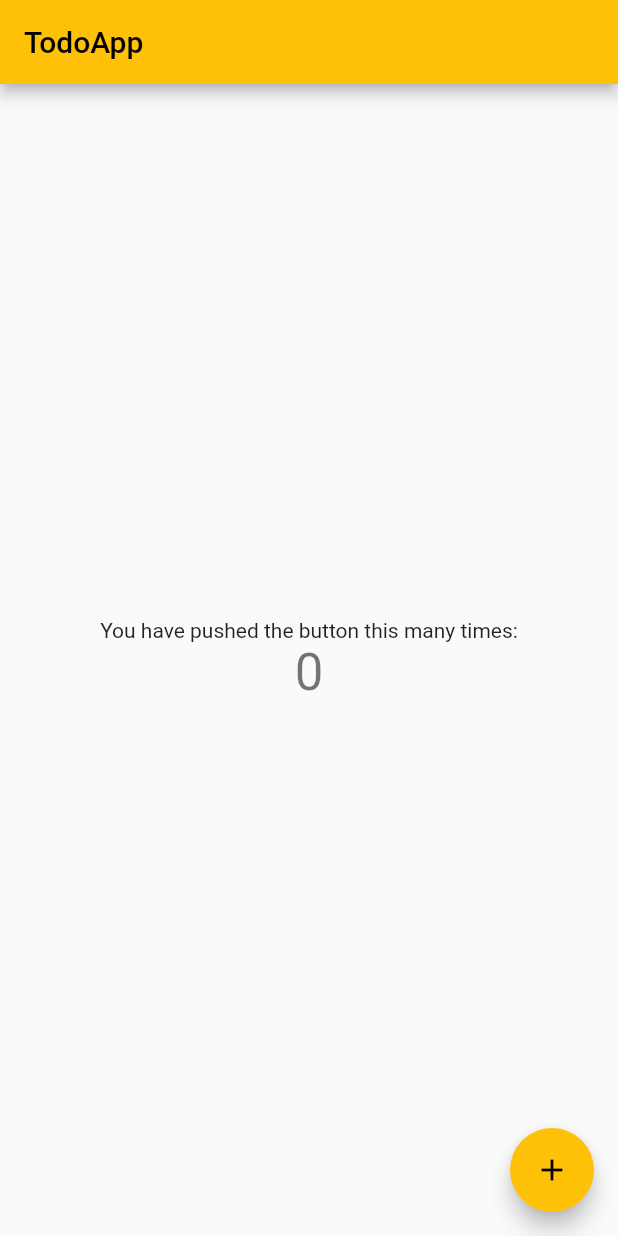
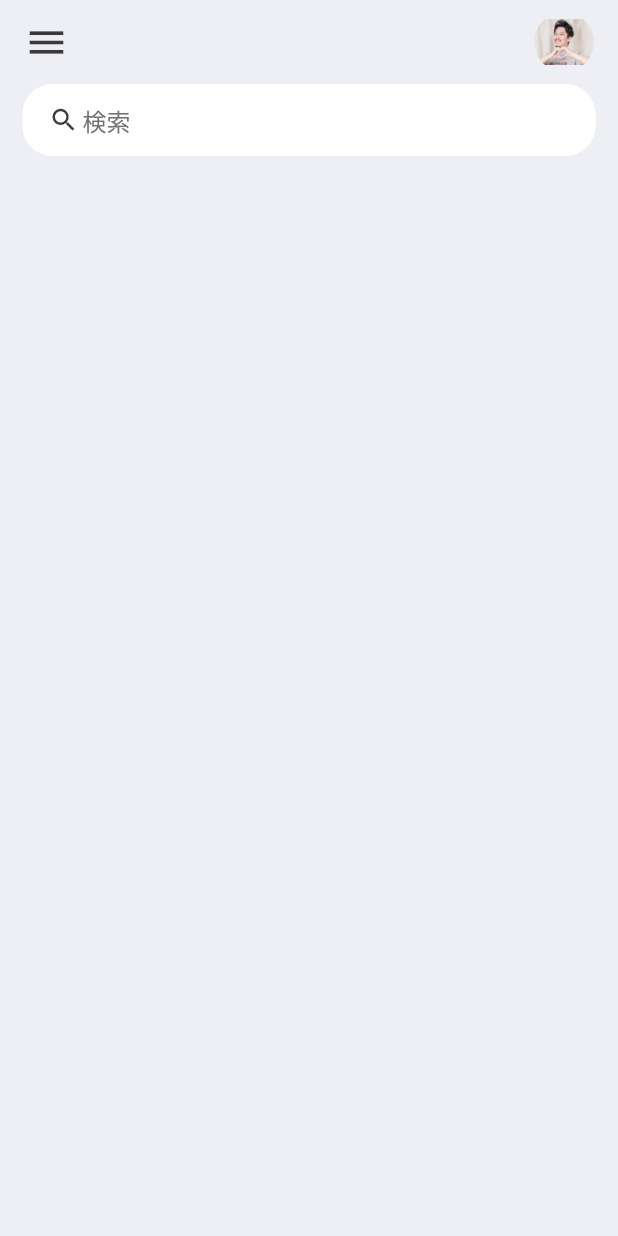
Before and after one commit to pokotieru-mashumaro/TodoApp, a Flutter app: the screen it shows after launch, on a phone screen of 412 x 824 dp. Run offline on Flutter 3.47's test engine with Material 2 defaults, Android fonts, the phone set to English and light mode, and no system bars.

Commit message:
検索ボックス完成

```diff
--- /dev/null
+++ b/lib/constant/colors.dart
@@ -0,0 +1,9 @@
+import 'package:flutter/material.dart';
+
+const Color tdRed = Color(0xFFDA4040);
+const Color tdBlue = Color(0xFF5F52EE);
+
+const Color tdBlack = Color(0xFF3A3A3A);
+const Color tdGray = Color(0xFF717171);
+
+const Color tdBGColor = Color(0xFFEEEFF5);
--- a/lib/home_page.dart
+++ /dev/null
@@ -1,48 +0,0 @@
-import 'package:flutter/material.dart';
-
-class HomePage extends StatefulWidget {
-  const HomePage({super.key, required this.title});
-
-  final String title;
-
-  @override
-  State<HomePage> createState() => _HomePageState();
-}
-
-class _HomePageState extends State<HomePage> {
-  int _counter = 0;
-
-  void _incrementCounter() {
-    setState(() {
-      _counter++;
-    });
-  }
-
-  @override
-  Widget build(BuildContext context) {
-    return Scaffold(
-      appBar: AppBar(
-        title: Text(widget.title),
-      ),
-      body: Center(
-        child: Column(
-          mainAxisAlignment: MainAxisAlignment.center,
-          children: <Widget>[
-            const Text(
-              'You have pushed the button this many times:',
-            ),
-            Text(
-              '$_counter',
-              style: Theme.of(context).textTheme.headlineMedium,
-            ),
-          ],
-        ),
-      ),
-      floatingActionButton: FloatingActionButton(
-        onPressed: _incrementCounter,
-        tooltip: 'Increment',
-        child: const Icon(Icons.add),
-      ),
-    );
-  }
-}
--- a/lib/main.dart
+++ b/lib/main.dart
@@ -1,5 +1,6 @@
 import 'package:flutter/material.dart';
-import 'package:todo_app/home_page.dart';
+import 'package:flutter/services.dart';
+import 'package:todo_app/view/home_page.dart';
 
 void main() {
   runApp(const MyApp());
@@ -10,8 +11,10 @@ class MyApp extends StatelessWidget {
 
   @override
   Widget build(BuildContext context) {
-    final darkTheme = ThemeData.from(
-        colorScheme: const ColorScheme.dark(primary: Colors.green));
+    //Androidのステータスバーのカラーを非表示にする
+    SystemChrome.setSystemUIOverlayStyle(
+        const SystemUiOverlayStyle(statusBarColor: Colors.transparent));
+
     return MaterialApp(
       initialRoute: "/",
       routes: <String, WidgetBuilder>{
@@ -23,7 +26,7 @@ class MyApp extends StatelessWidget {
       theme: ThemeData(
         primarySwatch: Colors.amber,
       ),
-      darkTheme: darkTheme,
+      debugShowCheckedModeBanner: false,
     );
   }
 }
--- /dev/null
+++ b/lib/view/home_page.dart
@@ -0,0 +1,81 @@
+import 'package:flutter/material.dart';
+import 'package:todo_app/constant/colors.dart';
+
+class HomePage extends StatefulWidget {
+  const HomePage({super.key, required this.title});
+
+  final String title;
+
+  @override
+  State<HomePage> createState() => _HomePageState();
+}
+
+class _HomePageState extends State<HomePage> {
+  int _counter = 0;
+
+  void _incrementCounter() {
+    setState(() {
+      _counter++;
+    });
+  }
+
+  @override
+  Widget build(BuildContext context) {
+    return Scaffold(
+      backgroundColor: tdBGColor,
+      appBar: _buildAppBar(),
+      body: Container(
+          padding: EdgeInsets.symmetric(horizontal: 15),
+          child: Column(
+            children: [searchBox()],
+          )),
+    );
+  }
+
+  Widget searchBox() {
+    return Container(
+      padding: EdgeInsets.symmetric(horizontal: 15),
+      decoration: BoxDecoration(
+          color: Colors.white, borderRadius: BorderRadius.circular(20)),
+      child: TextField(
+        decoration: InputDecoration(
+          contentPadding: EdgeInsets.all(0),
+          prefixIcon: Icon(
+            Icons.search,
+            color: tdBlack,
+            size: 20,
+          ),
+          prefixIconConstraints: BoxConstraints(maxHeight: 20, minWidth: 25),
+          border: InputBorder.none,
+          hintText: "検索",
+          hintStyle: TextStyle(color: tdGray),
+        ),
+      ),
+    );
+  }
+
+  AppBar _buildAppBar() {
+    return AppBar(
+      backgroundColor: tdBGColor,
+      elevation: 0,
+      title: Row(
+        mainAxisAlignment: MainAxisAlignment.spaceBetween,
+        children: [
+          Icon(
+            Icons.menu,
+            color: tdBlack,
+            size: 30,
+          ),
+          Container(
+            width: 40,
+            height: 40,
+            child: ClipRRect(
+              borderRadius: BorderRadius.circular(20),
+              child: Image.asset("assets/images/avater.png"),
+            ),
+          )
+        ],
+      ),
+    );
+  }
+}
--- a/pubspec.yaml
+++ b/pubspec.yaml
@@ -59,7 +59,8 @@ flutter:
   uses-material-design: true
 
   # To add assets to your application, add an assets section, like this:
-  # assets:
+  assets:
+  - assets/images/
   #   - images/a_dot_burr.jpeg
   #   - images/a_dot_ham.jpeg
 
```
Also changed, not shown: assets/images/avater.png (added).
